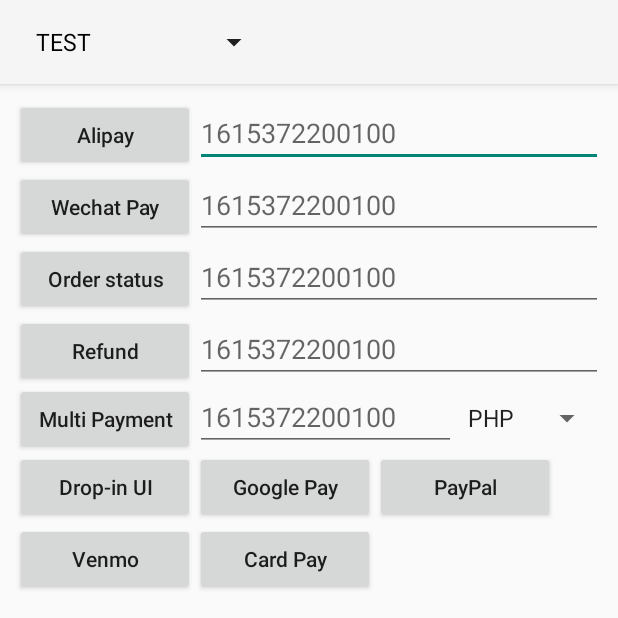
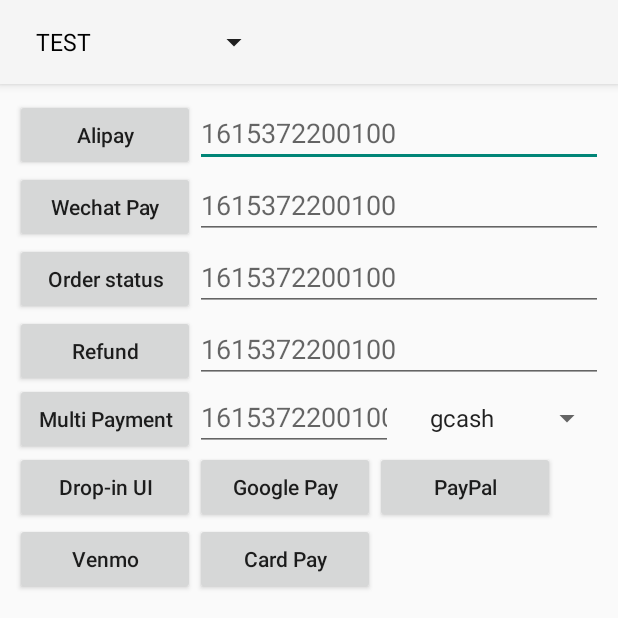
Before and after one commit to yuansfer/yuansfer-mobile-sdk-android, an Android app: the screen it shows after launch (MainActivity), on a phone screen of 412 x 824 dp, the top half of it. Run offline under Robolectric (Android 15) with nearby library versions, the phone set to English and light mode, and no system bars; libraries missing offline, so code that uses them is left out: com.alipay.sdk, com.braintreepayments.api; 1 statement that could not run was skipped.

Commit message:
修复例子中接口的使用错误

```diff
--- a/app/src/main/java/com/yuansfer/paysdk/api/ApiUrl.java
+++ b/app/src/main/java/com/yuansfer/paysdk/api/ApiUrl.java
@@ -14,64 +14,42 @@ public class ApiUrl {
 
     public interface ApiPath {
         //预下单
-        String PRE_PAY = "micropay/v2/prepay";
+        String PRE_PAY = "micropay/v3/prepay";
         //查询订单状态
         String ORDER_STATUS = "app-data-search/v3/tran-query";
         //退款
         String REFUND = "micropay/v2/refund";
         //线上支付宝多币种接口
+        String AUTO_DEBIT = "auto-debit/v3/consult";
+        //braintree支付
         String ONLINE_SECURE_PAY = "online/v3/secure-pay";
-        //braintree支付
         String PAY_PROCESS = "creditpay/v3/process";
     }
 
-    /**
-     * 设置环境
-     * @param release true生产false测试
-     */
     public static void setEnvMode(boolean release) {
         ApiUrl.API_SERVER_CURRENT = release ? API_SERVER : API_SERVER_TEST;
     }
 
-    /**
-     * 预下单接口
-     *
-     * @return
-     */
     static String getPrePayUrl() {
         return API_SERVER_CURRENT + ApiPath.PRE_PAY;
     }
 
-    /**
-     * 线上支付宝多币种接口
-     * @return
-     */
+    static String getAutoDebit() {
+        return API_SERVER_CURRENT + ApiPath.AUTO_DEBIT;
+    }
+
     static String getSecurePayUrl() {
         return API_SERVER_CURRENT + ApiPath.ONLINE_SECURE_PAY;
     }
 
-    /**
-     * 线上支付宝多币种接口
-     * @return
-     */
     static String getPayProcessUrl() {
         return API_SERVER_CURRENT + ApiPath.PAY_PROCESS;
     }
 
-    /**
-     * 订单状态接口
-     *
-     * @return
-     */
     static String getOrderStatusUrl() {
         return API_SERVER_CURRENT + ApiPath.ORDER_STATUS;
     }
 
-    /**
-     * 退款接口
-     *
-     * @return
-     */
     static String getRefundUrl() {
         return API_SERVER_CURRENT + ApiPath.REFUND;
     }
--- a/app/src/main/res/layout/activity_main.xml
+++ b/app/src/main/res/layout/activity_main.xml
@@ -149,6 +149,7 @@
         android:layout_height="wrap_content"
         app:layout_constraintBaseline_toBaselineOf="@id/btn_secure_pay"
         app:layout_constraintLeft_toRightOf="@id/btn_secure_pay"
+        android:singleLine="true"
         app:layout_constraintRight_toLeftOf="@id/sp_multi_currency"
         app:layout_constraintTop_toBottomOf="@id/edt_order_refund" />
 
@@ -158,6 +159,7 @@
         android:layout_width="wrap_content"
         android:layout_height="wrap_content"
         android:entries="@array/multi_alipay_currency"
+        android:gravity="center"
         app:layout_constraintBaseline_toBaselineOf="@id/edt_secure_pay"
         app:layout_constraintLeft_toRightOf="@id/edt_secure_pay"
         app:layout_constraintRight_toRightOf="parent"
--- a/app/src/main/res/values/strings.xml
+++ b/app/src/main/res/values/strings.xml
@@ -14,12 +14,15 @@
     <string name="creditcard" translatable="false">Card Pay</string>
 
     <string-array name="multi_alipay_currency">
-        <item>PHP</item>
-        <item>IDR</item>
-        <item>KRW</item>
-        <item>HKD</item>
-        <item>USD</item>
-        <item>CNY</item>
+        <item>gcash</item>
+        <item>kakaopay</item>
+        <item>alipay</item>
+        <item>alipay_hk</item>
+        <item>dana</item>
+        <item>truemoney</item>
+        <item>tng</item>
+        <item>easypaisa</item>
+        <item>bkash</item>
     </string-array>
     <string-array name="environments">
         <item>TEST</item>
```
Also changed, not shown: app/src/main/java/com/yuansfer/paysdk/activity/MainActivity.java (+32 -30 lines), app/src/main/java/com/yuansfer/paysdk/api/ApiService.java (+13 -0 lines), app/src/main/java/com/yuansfer/paysdk/model/PrepayInfo.java (+13 -0 lines).
